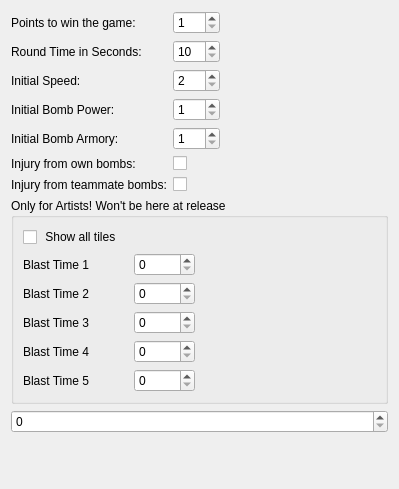
This is src/config/generalsettings.ui in KDE/granatier as Qt 5 draws it before an edit. The edited form follows.
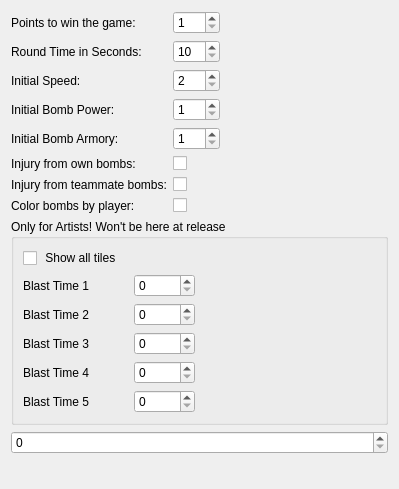
This is the edited form.

Commit message: Add optional colored bombs by player

```diff
--- a/src/config/generalsettings.ui
+++ b/src/config/generalsettings.ui
@@ -268,6 +268,20 @@
        </property>
       </widget>
      </item>
+      <item row="7" column="0">
+       <widget class="QLabel" name="label_coloredBombs">
+        <property name="text">
+         <string>Color bombs by player:</string>
+        </property>
+       </widget>
+      </item>
+      <item row="7" column="1">
+       <widget class="QCheckBox" name="kcfg_ColoredBombs">
+        <property name="text">
+         <string/>
+        </property>
+       </widget>
+      </item>
     </layout>
    </item>
    <item row="0" column="1">
```
Lines whose indentation alone changed are shown as unchanged. The commit also changes 5 other files.
